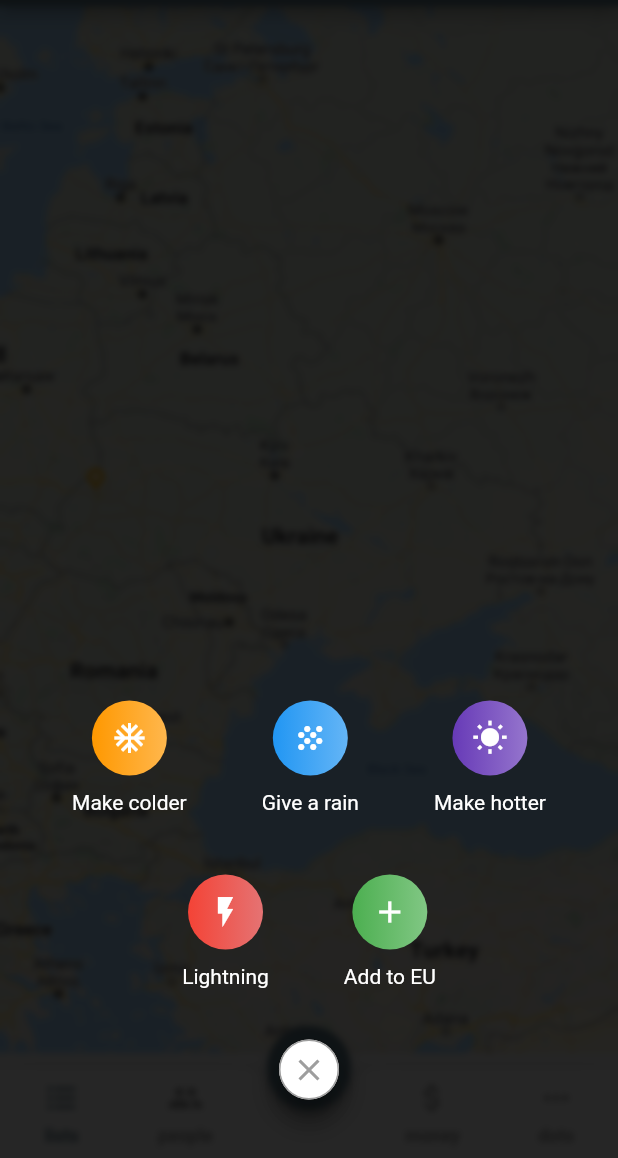
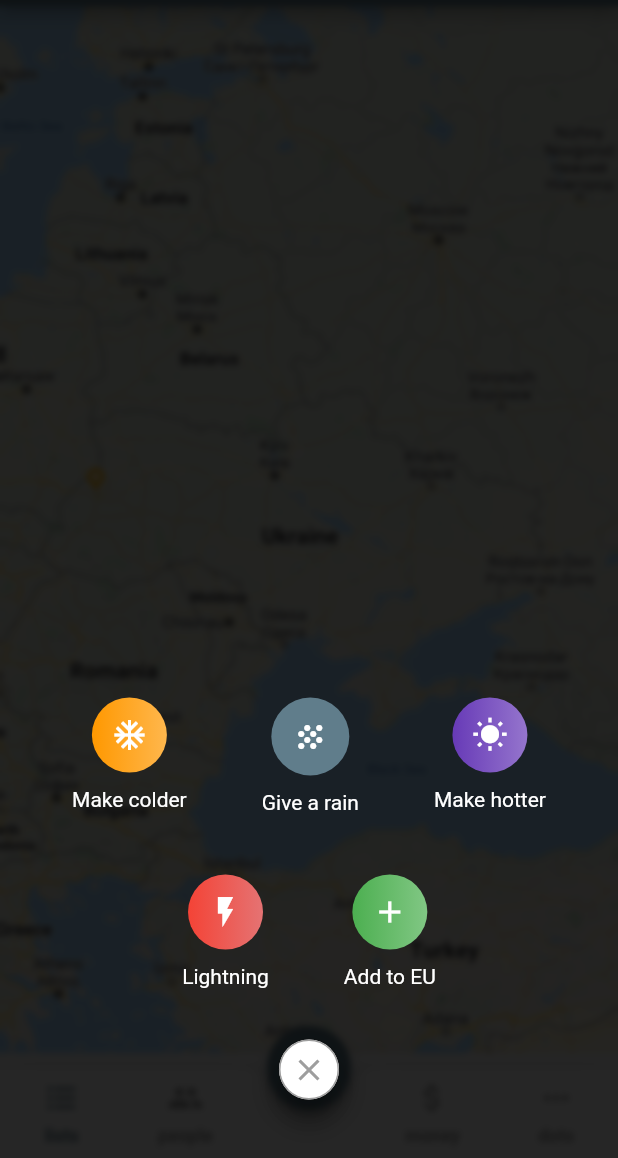
Before and after one commit to yako-dev/flutter-full-screen-menu, a Flutter app: the screen it shows after launch, after a tap on the "add" icon, on a phone screen of 412 x 824 dp, the part 78-1236 px from its top. Run offline on Flutter 3.47's test engine with Material 2 defaults, Android fonts, the phone set to English and light mode, and no system bars.

Commit message:
Changed type of list menu items from FSMenuItems, to Widget

```diff
--- a/example/lib/screens/home_screen.dart
+++ b/example/lib/screens/home_screen.dart
@@ -45,10 +45,7 @@ class HomeScreen extends StatelessWidget {
             print('Made Ukraine colder!');
           },
         ),
-        FSMenuItem(
-          icon: Icon(Icons.grain, color: Colors.white),
-          text: Text('Give a rain', style: TextStyle(color: Colors.white)),
-        ),
+        _customButton(),
         FSMenuItem(
           icon: Icon(Icons.wb_sunny, color: Colors.white),
           text: Text('Make hotter', style: TextStyle(color: Colors.white)),
@@ -64,4 +61,20 @@ class HomeScreen extends StatelessWidget {
       ],
     );
   }
+
+  Widget _customButton() {
+    return Column(children: <Widget>[
+      Padding(
+        padding: const EdgeInsets.only(bottom: 10),
+        child: CircleAvatar(
+            radius: 26,
+            child: Icon(
+              Icons.grain,
+              color: Colors.white,
+            ),
+            backgroundColor: Colors.blueGrey),
+      ),
+      Text('Give a rain', style: TextStyle(color: Colors.white)),
+    ]);
+  }
 }
--- a/lib/src/full_screen_menu.dart
+++ b/lib/src/full_screen_menu.dart
@@ -1,12 +1,11 @@
 import 'package:flutter/material.dart';
-import 'package:full_screen_menu/src/widgets/fs_menu_item.dart';
 import 'package:full_screen_menu/src/utils/full_screen_menu_util.dart';
 import 'package:full_screen_menu/src/widgets/full_screen_menu_base_widget.dart';
 
 class FullScreenMenu {
   static void show(
     BuildContext context, {
-    List<FSMenuItem> items,
+    List<Widget> items,
     Color backgroundColor,
   }) {
     FullScreenMenuUtil.createView(
--- a/lib/src/widgets/full_screen_menu_base_widget.dart
+++ b/lib/src/widgets/full_screen_menu_base_widget.dart
@@ -9,7 +9,7 @@ class FullScreenMenuBaseWidget extends StatefulWidget {
   final Color backgroundColor;
   final VoidCallback onHide;
   final double blurPower;
-  final List<FSMenuItem> items;
+  final List<Widget> items;
   final BuildContext context;
 
   const FullScreenMenuBaseWidget({
@@ -32,7 +32,7 @@ class __TDBaseWidgetState extends State<FullScreenMenuBaseWidget>
   AnimationController animationController;
   Animation<double> scaleAnimation;
   Animation<double> fadeAnimation;
-  List<FSMenuItem> items;
+  List<Widget> items;
 
   final Tween<double> scaleTween = Tween<double>(begin: 0.9, end: 1.0);
   final Tween<double> fadeTween = Tween<double>(begin: 0.0, end: 1.0);
@@ -42,8 +42,12 @@ class __TDBaseWidgetState extends State<FullScreenMenuBaseWidget>
     initAnimations();
     items = [];
     for (int i = 0; i < widget.items.length; i++) {
-      items.add(widget.items[i]
-          .copyWith(gradient: gradients[i % widget.items.length]));
+      if(widget.items[i] is FSMenuItem) {
+        items.add((widget.items[i] as FSMenuItem)
+            .copyWith(gradient: gradients[i % widget.items.length]));
+      } else {
+        items.add(widget.items[i]);
+      }
     }
     super.initState();
   }
```
